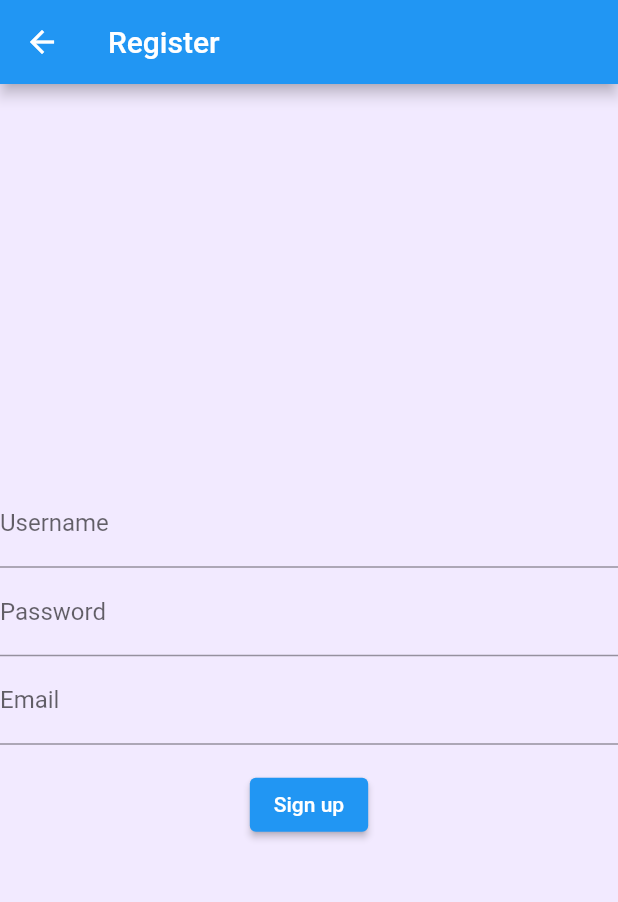
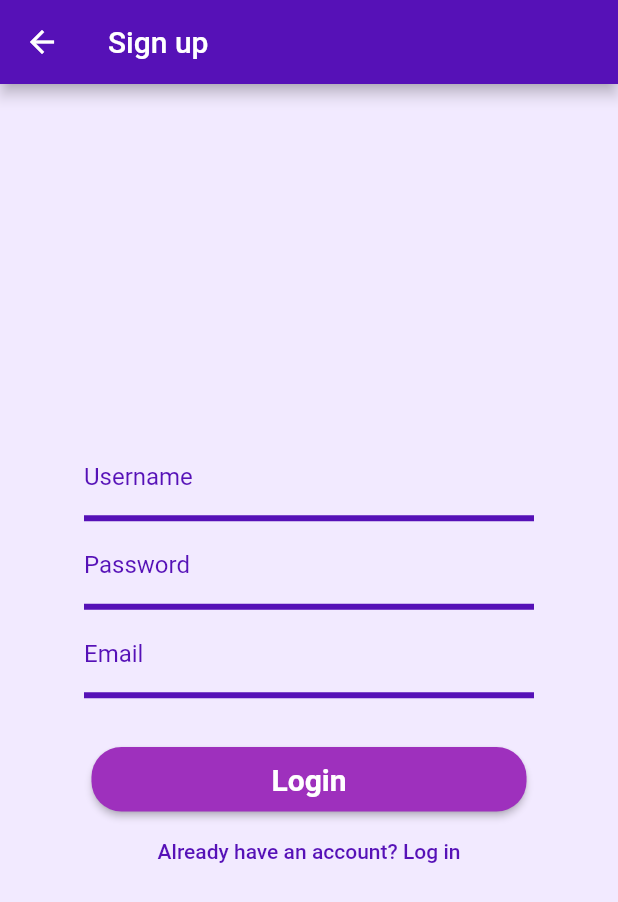
Before and after one commit to Tiffany-P/COP4331FlutterApp, a Flutter app: the RegisterPage screen opened directly, on a phone screen of 412 x 824 dp. Shown: the top 902 px of the screen. Run offline on Flutter 3.47's test engine with Material 2 defaults, Android fonts, the phone set to English and light mode, and no system bars.

Commit message:
Design of the register page

```diff
--- a/frontend/lib/register.dart
+++ b/frontend/lib/register.dart
@@ -1,35 +1,156 @@
+// ignore_for_file: prefer_const_constructors
+
 import 'package:flutter/material.dart';
+import 'package:http/http.dart' as http;
+import 'dart:convert';
+import 'login.dart';
+import 'home.dart';
+
+// Define the API endpoint URL
+final String apiUrl = 'http://10.0.2.2:5000/api/register';
+
+class User {
+  final String login;
+  final String password;
+
+  User(this.login, this.password);
+
+  Map<String, dynamic> toJson() => {
+        'login': login,
+        'password': password,
+      };
+}
+
+Future<void> RegisterUser(
+    BuildContext context, String login, String password) async {
+  final user = User(login, password);
+  final userJson = jsonEncode(user);
+
+  print("User: $login, Pass: $password");
+
+  try {
+    final response = await http.post(
+      Uri.parse(apiUrl),
+      headers: <String, String>{
+        'Content-Type': 'application/json',
+      },
+      body: userJson,
+    );
+
+    if (response.statusCode == 200) {
+      final Map<String, dynamic> res = json.decode(response.body);
+      final int id = res['id'] as int;
+      print(id);
+      if (id <= 0) {
+      } else {
+        // Login successful, handle the response, e.g., parse authentication tokens.
+        final responseData = json.decode(response.body);
+        final authToken = responseData['authToken'];
+        final refreshToken = responseData['refreshToken'];
+
+        print("User: $login, Pass: $password");
+        Navigator.push(
+          context,
+          MaterialPageRoute(builder: (context) => HomePage()),
+        );
+      }
+
+      // You can save these tokens for future authenticated requests.
+    } else {
+      // Handle authentication failure, e.g., show an error message.
+      // You can use a SnackBar, showDialog, or another UI element to display the error.
+      // For simplicity, we'll print the error to the console here.
+      print('Authentication failed: ${response.statusCode}');
+    }
+  } catch (e) {
+    // Handle network or server connection issues.
+    print('Error: $e');
+  }
+}
 
 class RegisterPage extends StatelessWidget {
+  TextEditingController usernameInput = TextEditingController();
+  TextEditingController passwordInput = TextEditingController();
+
   @override
   Widget build(BuildContext context) {
     return Scaffold(
       appBar: AppBar(
-        title: Text('Register'),
+        title: Text('Sign up'),
+        backgroundColor: Color.fromARGB(255, 86, 17, 183),
       ),
       body: Center(
+        child: Container(
+          width: 300.0,
           child: Column(
             mainAxisAlignment: MainAxisAlignment.center,
             children: <Widget>[
               TextField(
-              decoration: InputDecoration(labelText: 'Username'),
+                controller: usernameInput,
+                decoration: InputDecoration(
+                  labelText: 'Username',
+                  labelStyle:
+                      TextStyle(color: Color.fromARGB(255, 86, 17, 183)),
+                  enabledBorder: UnderlineInputBorder(
+                    borderSide: BorderSide(
+                        color: Color.fromARGB(255, 86, 17, 183), width: 4.0),
+                  ),
+                ),
               ),
               TextField(
+                controller: passwordInput,
                 obscureText: true,
-              decoration: InputDecoration(labelText: 'Password'),
+                decoration: InputDecoration(
+                  labelText: 'Password',
+                  labelStyle:
+                      TextStyle(color: Color.fromARGB(255, 86, 17, 183)),
+                  enabledBorder: UnderlineInputBorder(
+                    borderSide: BorderSide(
+                        color: Color.fromARGB(255, 86, 17, 183), width: 4.0),
+                  ),
+                ),
               ),
               TextField(
+                controller: passwordInput,
                 obscureText: true,
-              decoration: InputDecoration(labelText: 'Email'),
+                decoration: InputDecoration(
+                  labelText: 'Email',
+                  labelStyle:
+                      TextStyle(color: Color.fromARGB(255, 86, 17, 183)),
+                  enabledBorder: UnderlineInputBorder(
+                    borderSide: BorderSide(
+                        color: Color.fromARGB(255, 86, 17, 183), width: 4.0),
                   ),
-            SizedBox(height: 16.0),
+                ),
+              ),
+              const SizedBox(height: 30.0),
               ElevatedButton(
                 onPressed: () {
-                // Add login logic here
+                  loginUser(context, usernameInput.text, passwordInput.text);
                 },
-              child: Text('Sign up'),
+                style: ElevatedButton.styleFrom(
+                    primary: Color.fromARGB(255, 158, 48, 189),
+                    padding:
+                        EdgeInsets.symmetric(horizontal: 120, vertical: 10),
+                    shape: RoundedRectangleBorder(
+                      borderRadius: BorderRadius.circular(20),
+                    ),
+                    textStyle:
+                        TextStyle(fontSize: 20, fontWeight: FontWeight.bold)),
+                child: Text('Login'),
+              ),
+              FlatButton(
+                onPressed: () {
+                  Navigator.push(
+                    context,
+                    MaterialPageRoute(builder: (context) => LoginPage()),
+                  );
+                },
+                child: Text('Already have an account? Log in',
+                    style: TextStyle(color: Color.fromARGB(255, 86, 17, 183))),
               ),
             ],
+          ),
         ),
       ),
     );
```
Lines whose indentation alone changed are shown as unchanged.
